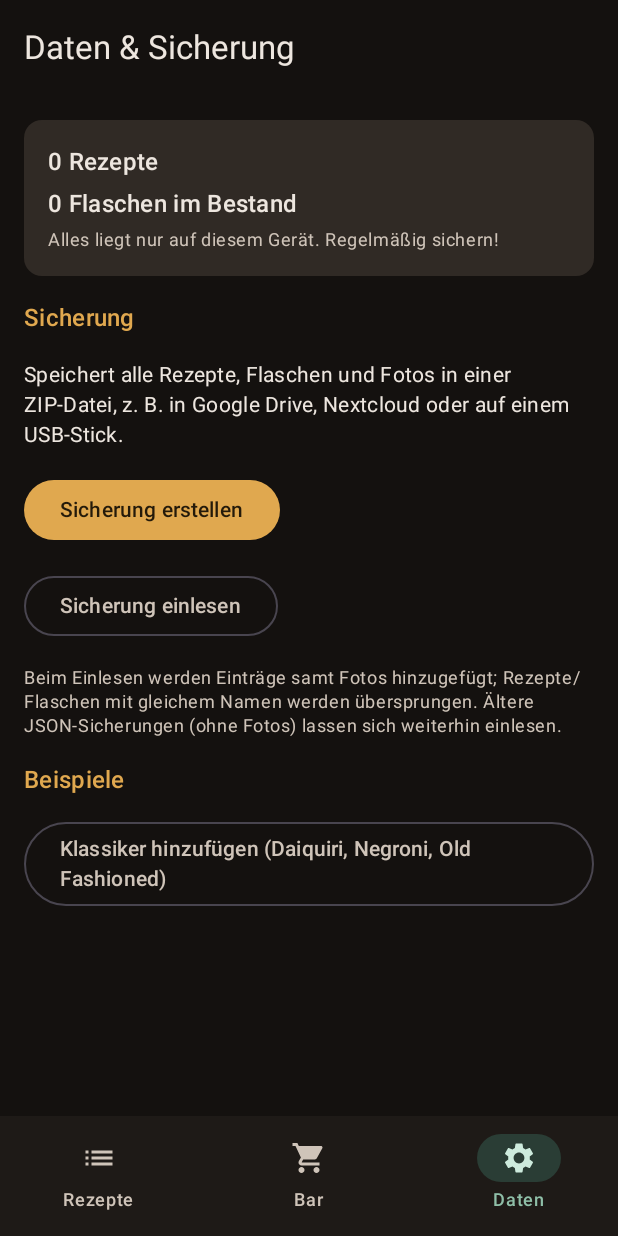
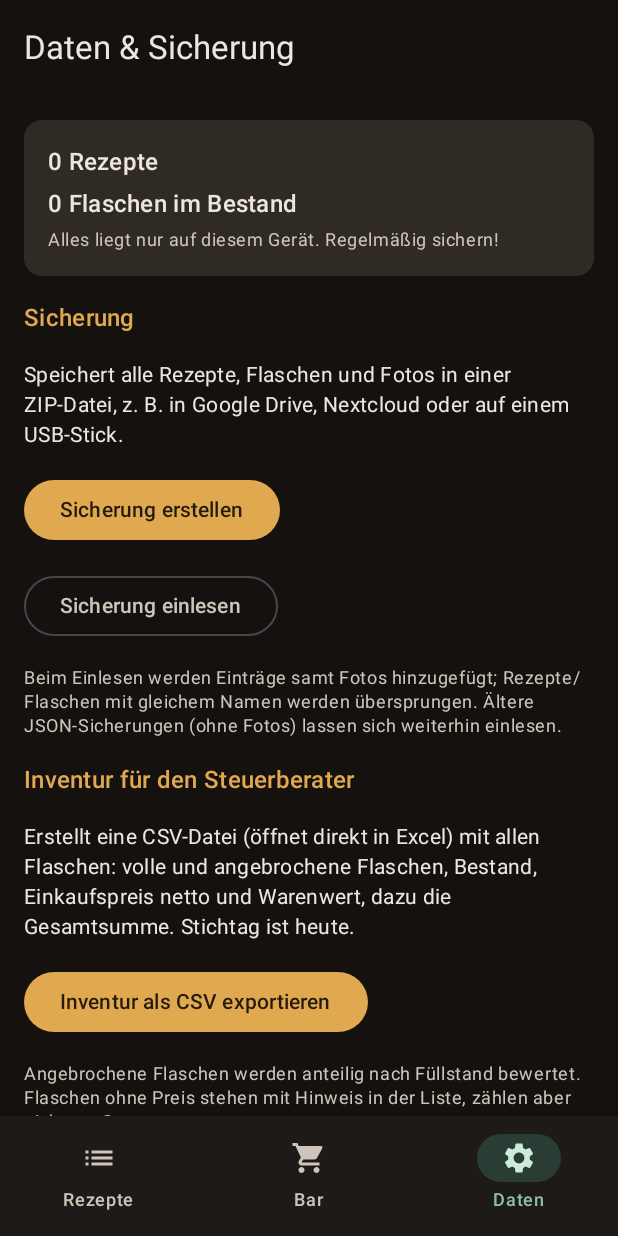
Before and after one commit to lutzDev69/TresenWerk-Team, an Android app built with Jetpack Compose: the screen it shows after launch (MainActivity), item 3 of the bottom bar chosen, on a phone screen of 412 x 824 dp. Run offline under Robolectric (Android 15) with nearby library versions, the phone set to English and light mode, and no system bars; our stand-ins replace Room's generated code; pictures from the network do not load.

Commit message:
Inventur-Export als CSV für den Steuerberater (Version 0.5)
- Daten: "Inventur als CSV exportieren" mit Stichtag heute
- Spalten: Sorte, Marke, Produkt, Größe, Barcode, volle Flaschen, Füllstand angebrochen,
  Bestand in Flaschen und Litern, Einkaufspreis netto, Warenwert; Summe am Ende
- Format für deutsches Excel (Semikolon, Dezimalkomma, UTF-8 mit BOM)
- Angebrochene Flaschen anteilig bewertet, fehlende Preise markiert und nicht summiert
- Preisfeld heißt jetzt "Einkaufspreis netto"

```diff
--- a/app/build.gradle.kts
+++ b/app/build.gradle.kts
@@ -20,8 +20,8 @@ android {
         applicationId = "de.tresenwerk.app"
         minSdk = 26
         targetSdk = 36
-        versionCode = 4
-        versionName = "0.4"
+        versionCode = 5
+        versionName = "0.5"
     }
 
     signingConfigs {
--- a/app/src/main/java/de/tresenwerk/app/MainActivity.kt
+++ b/app/src/main/java/de/tresenwerk/app/MainActivity.kt
@@ -168,6 +168,7 @@ private fun TresenWerkApp(vm: MainViewModel = viewModel()) {
                 onExport = { vm.export(it) { msg -> message = msg } },
                 onImport = { vm.import(it) { msg -> message = msg } },
                 onAddSamples = { vm.addSamples { msg -> message = msg } },
+                onExportInventory = { uri, date -> vm.exportInventory(uri, date) { msg -> message = msg } },
                 bottomBar = bottomBar,
             )
         }
--- a/app/src/main/java/de/tresenwerk/app/ui/BottleEditScreen.kt
+++ b/app/src/main/java/de/tresenwerk/app/ui/BottleEditScreen.kt
@@ -429,7 +429,7 @@ fun BottleEditScreen(
             }
             OutlinedTextField(
                 priceText, { priceText = it.filter { c -> c.isDigit() || c == ',' || c == '.' } }, Modifier.fillMaxWidth(),
-                label = { Text("Einkaufspreis pro Flasche (€)") }, singleLine = true,
+                label = { Text("Einkaufspreis netto pro Flasche (€)") }, singleLine = true,
                 supportingText = { Text("Für die Kosten pro Drink in den Rezepten") },
                 keyboardOptions = KeyboardOptions(keyboardType = KeyboardType.Decimal),
             )
--- a/app/src/main/java/de/tresenwerk/app/ui/DataScreen.kt
+++ b/app/src/main/java/de/tresenwerk/app/ui/DataScreen.kt
@@ -22,6 +22,11 @@ import androidx.compose.runtime.Composable
 import androidx.compose.ui.Modifier
 import androidx.compose.ui.unit.dp
 import java.time.LocalDate
+import androidx.compose.runtime.getValue
+import androidx.compose.runtime.mutableStateOf
+import androidx.compose.runtime.remember
+import androidx.compose.runtime.setValue
+import de.tresenwerk.app.domain.InventoryCsv
 
 @OptIn(ExperimentalMaterial3Api::class)
 @Composable
@@ -32,10 +37,16 @@ fun DataScreen(
     onExport: (Uri) -> Unit,
     onImport: (Uri) -> Unit,
     onAddSamples: () -> Unit,
+    onExportInventory: (Uri, LocalDate) -> Unit,
     bottomBar: @Composable () -> Unit,
 ) {
     val exportLauncher = rememberLauncherForActivityResult(ActivityResultContracts.CreateDocument("application/zip")) { uri ->
         if (uri != null) onExport(uri)
+    }
+    // Stichtag merken, solange der Speichern-Dialog offen ist
+    var inventoryDate by remember { mutableStateOf(LocalDate.now()) }
+    val inventoryLauncher = rememberLauncherForActivityResult(ActivityResultContracts.CreateDocument("text/csv")) { uri ->
+        if (uri != null) onExportInventory(uri, inventoryDate)
     }
     val importLauncher = rememberLauncherForActivityResult(ActivityResultContracts.OpenDocument()) { uri ->
         if (uri != null) onImport(uri)
@@ -73,6 +84,21 @@ fun DataScreen(
                 color = MaterialTheme.colorScheme.onSurfaceVariant,
             )
 
+            SectionTitle("Inventur für den Steuerberater")
+            Text(
+                "Erstellt eine CSV-Datei (öffnet direkt in Excel) mit allen Flaschen: volle und angebrochene Flaschen, Bestand, Einkaufspreis netto und Warenwert, dazu die Gesamtsumme. Stichtag ist heute.",
+                style = MaterialTheme.typography.bodyMedium,
+            )
+            Button(onClick = {
+                inventoryDate = LocalDate.now()
+                inventoryLauncher.launch(InventoryCsv.fileName(inventoryDate))
+            }) { Text("Inventur als CSV exportieren") }
+            Text(
+                "Angebrochene Flaschen werden anteilig nach Füllstand bewertet. Flaschen ohne Preis stehen mit Hinweis in der Liste, zählen aber nicht zur Summe.",
+                style = MaterialTheme.typography.bodySmall,
+                color = MaterialTheme.colorScheme.onSurfaceVariant,
+            )
+
             SectionTitle("Beispiele")
             OutlinedButton(onClick = onAddSamples) { Text("Klassiker hinzufügen (Daiquiri, Negroni, Old Fashioned)") }
 
```
Also changed, not shown: app/src/main/java/de/tresenwerk/app/MainViewModel.kt (+22 -0 lines), app/src/main/java/de/tresenwerk/app/domain/InventoryCsv.kt (added, +79 -0 lines), 3 other files.
